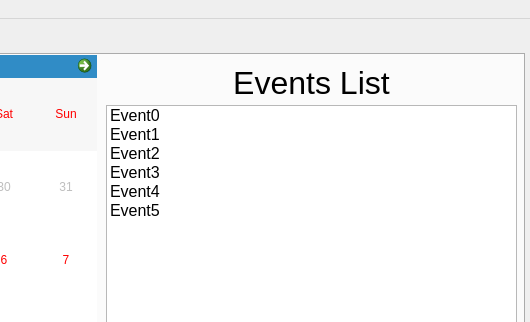
Above: Qt Project Files/SpiralBound/mainwindow.ui from ECU-CSCI-4230/SpiralBound before the change; both pictures show x 406 to 936 and y 0 to 322 of the 936 by 642 pixel window. Below: the same form after it.
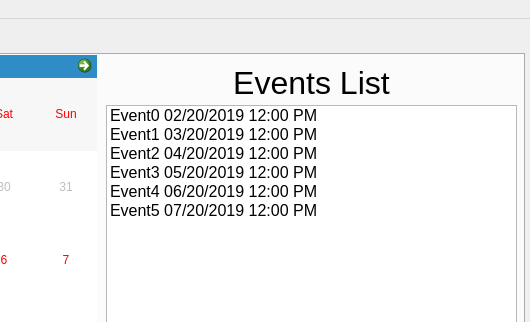
That is the form after the change. Icons and pictures are not drawn.

```diff
--- a/Qt Project Files/SpiralBound/mainwindow.ui
+++ b/Qt Project Files/SpiralBound/mainwindow.ui
@@ -87,32 +87,32 @@
       </property>
       <item>
        <property name="text">
-        <string>Event0</string>
+        <string>Event0 02/20/2019 12:00 PM</string>
        </property>
       </item>
       <item>
        <property name="text">
-        <string>Event1</string>
+        <string>Event1 03/20/2019 12:00 PM</string>
        </property>
       </item>
       <item>
        <property name="text">
-        <string>Event2</string>
+        <string>Event2 04/20/2019 12:00 PM</string>
        </property>
       </item>
       <item>
        <property name="text">
-        <string>Event3</string>
+        <string>Event3 05/20/2019 12:00 PM</string>
        </property>
       </item>
       <item>
        <property name="text">
-        <string>Event4</string>
+        <string>Event4 06/20/2019 12:00 PM</string>
        </property>
       </item>
       <item>
        <property name="text">
-        <string>Event5</string>
+        <string>Event5 07/20/2019 12:00 PM</string>
        </property>
       </item>
      </widget>
```
